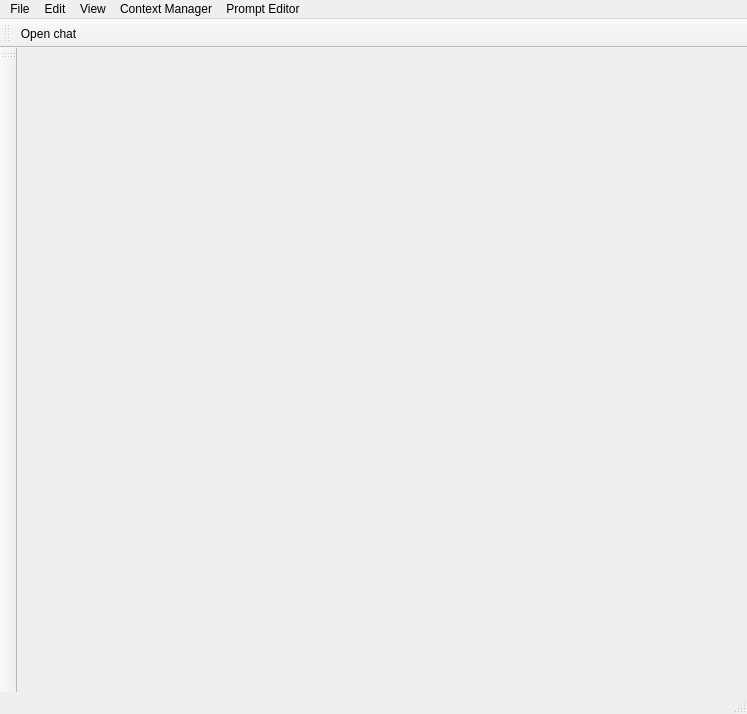
The window that UImainwindow.ui (Dduthie/EE_GPT) describes before a commit, drawn with Qt 5.
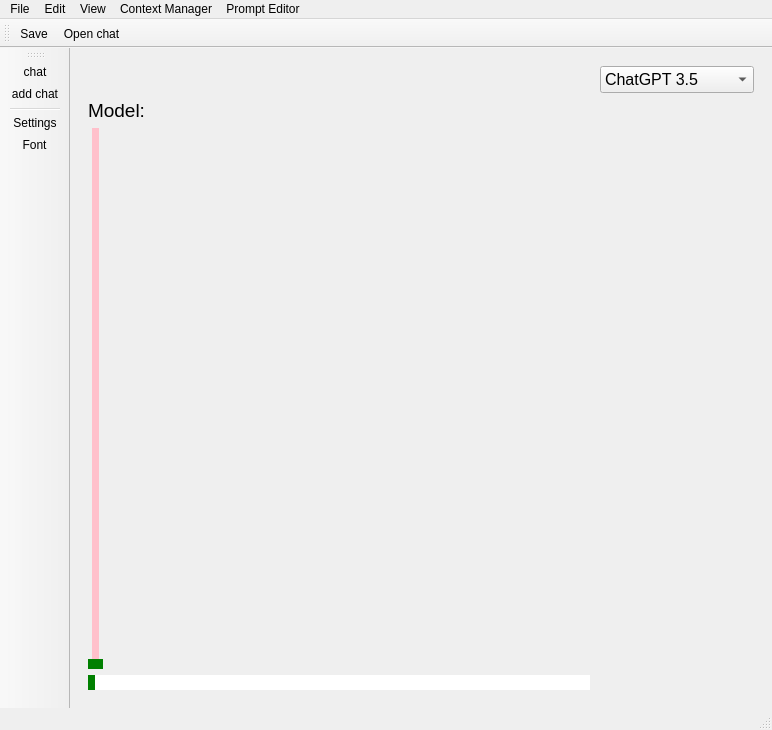
The same window after the commit. The open tabs and pages were chosen to show the change. Icons and pictures are not drawn.

Diff of the .ui file:
```diff
--- a/UImainwindow.ui
+++ b/UImainwindow.ui
@@ -9,8 +9,8 @@
    <rect>
     <x>0</x>
     <y>0</y>
-    <width>747</width>
-    <height>714</height>
+    <width>772</width>
+    <height>730</height>
    </rect>
   </property>
   <property name="windowTitle">
@@ -23,6 +23,15 @@
    <layout class="QGridLayout" name="gridLayout">
     <item row="0" column="0" colspan="2">
      <widget class="QStackedWidget" name="stackedWidget">
+      <property name="font">
+       <font>
+        <family>Segoe UI</family>
+        <pointsize>17</pointsize>
+       </font>
+      </property>
+      <property name="styleSheet">
+       <string notr="true"/>
+      </property>
       <property name="currentIndex">
        <number>0</number>
       </property>
@@ -122,7 +131,119 @@
         </item>
        </layout>
       </widget>
-      <widget class="QWidget" name="page_2"/>
+      <widget class="QWidget" name="page_2">
+       <layout class="QGridLayout" name="gridLayout_3">
+        <item row="0" column="1">
+         <widget class="QComboBox" name="comboBox">
+          <property name="font">
+           <font>
+            <family>Segoe UI</family>
+            <pointsize>12</pointsize>
+           </font>
+          </property>
+          <item>
+           <property name="text">
+            <string>ChatGPT 3.5</string>
+           </property>
+          </item>
+          <item>
+           <property name="text">
+            <string>ChatGPT 3.5 16k</string>
+           </property>
+          </item>
+          <item>
+           <property name="text">
+            <string>ChatGPT 4</string>
+           </property>
+          </item>
+          <item>
+           <property name="text">
+            <string>ChatGPT 4 32k</string>
+           </property>
+          </item>
+         </widget>
+        </item>
+        <item row="1" column="0">
+         <widget class="QLabel" name="label">
+          <property name="sizePolicy">
+           <sizepolicy hsizetype="Fixed" vsizetype="Fixed">
+            <horstretch>0</horstretch>
+            <verstretch>0</verstretch>
+           </sizepolicy>
+          </property>
+          <property name="font">
+           <font>
+            <family>Segoe UI</family>
+            <pointsize>14</pointsize>
+           </font>
+          </property>
+          <property name="styleSheet">
+           <string notr="true"/>
+          </property>
+          <property name="text">
+           <string>Model:</string>
+          </property>
+         </widget>
+        </item>
+        <item row="3" column="0">
+         <widget class="QSlider" name="horizontalSlider">
+          <property name="styleSheet">
+           <string notr="true">QSlider::groove:horizontal {
+    background: red;
+    position: absolute; /* absolutely position 4px from the left and right of the widget. setting margins on the widget should work too... */
+    left: 4px; right: 4px;
+}
+
+QSlider::handle:horizontal {
+    height: 10px;
+    background: green;
+    margin: 0 -4px; /* expand outside the groove */
+}
+
+QSlider::add-page:horizontal {
+    background: white;
+}
+
+QSlider::sub-page:horizontal {
+    background: pink;
+}
+</string>
+          </property>
+          <property name="orientation">
+           <enum>Qt::Horizontal</enum>
+          </property>
+         </widget>
+        </item>
+        <item row="2" column="0">
+         <widget class="QSlider" name="verticalSlider">
+          <property name="styleSheet">
+           <string notr="true">QSlider::groove:vertical {
+    background: red;
+    position: absolute; /* absolutely position 4px from the left and right of the widget. setting margins on the widget should work too... */
+    left: 4px; right: 4px;
+}
+
+QSlider::handle:vertical {
+    height: 10px;
+    background: green;
+    margin: 0 -4px; /* expand outside the groove */
+}
+
+QSlider::add-page:vertical {
+    background: white;
+}
+
+QSlider::sub-page:vertical {
+    background: pink;
+}</string>
+          </property>
+          <property name="orientation">
+           <enum>Qt::Vertical</enum>
+          </property>
+         </widget>
+        </item>
+       </layout>
+      </widget>
      </widget>
     </item>
    </layout>
@@ -132,7 +253,7 @@
     <rect>
      <x>0</x>
      <y>0</y>
-     <width>747</width>
+     <width>772</width>
      <height>22</height>
     </rect>
    </property>
@@ -191,9 +312,22 @@
    <attribute name="toolBarBreak">
     <bool>false</bool>
    </attribute>
+   <addaction name="actionSave"/>
    <addaction name="actionOpen_chat"/>
   </widget>
   <widget class="QToolBar" name="toolBar_2">
+   <property name="sizePolicy">
+    <sizepolicy hsizetype="Fixed" vsizetype="Preferred">
+     <horstretch>0</horstretch>
+     <verstretch>0</verstretch>
+    </sizepolicy>
+   </property>
+   <property name="minimumSize">
+    <size>
+     <width>0</width>
+     <height>0</height>
+    </size>
+   </property>
    <property name="windowTitle">
     <string>toolBar_2</string>
    </property>
@@ -203,6 +337,11 @@
    <attribute name="toolBarBreak">
     <bool>false</bool>
    </attribute>
+   <addaction name="actionchat"/>
+   <addaction name="actionadd_chat"/>
+   <addaction name="separator"/>
+   <addaction name="actionSettings"/>
+   <addaction name="actionFont"/>
   </widget>
   <action name="actionSettings">
    <property name="icon">
@@ -264,6 +403,36 @@
     <enum>QAction::NoRole</enum>
    </property>
   </action>
+  <action name="actionSave">
+   <property name="icon">
+    <iconset resource="Mainwindow.qrc">
+     <normaloff>:/Icons/Resources/save_FILL1_24.svg</normaloff>:/Icons/Resources/save_FILL1_24.svg</iconset>
+   </property>
+   <property name="text">
+    <string>Save</string>
+   </property>
+   <property name="toolTip">
+    <string>save current chat</string>
+   </property>
+   <property name="menuRole">
+    <enum>QAction::NoRole</enum>
+   </property>
+  </action>
+  <action name="actionFont">
+   <property name="icon">
+    <iconset resource="Mainwindow.qrc">
+     <normaloff>:/Icons/Resources/font_download_FILL1_24.svg</normaloff>:/Icons/Resources/font_download_FILL1_24.svg</iconset>
+   </property>
+   <property name="text">
+    <string>Font</string>
+   </property>
+   <property name="toolTip">
+    <string>Change font</string>
+   </property>
+   <property name="menuRole">
+    <enum>QAction::NoRole</enum>
+   </property>
+  </action>
  </widget>
  <resources>
   <include location="Resources/Mainwindow.qrc"/>
```
Left out of the diff: 94 changed lines with no effect on the pictures.
